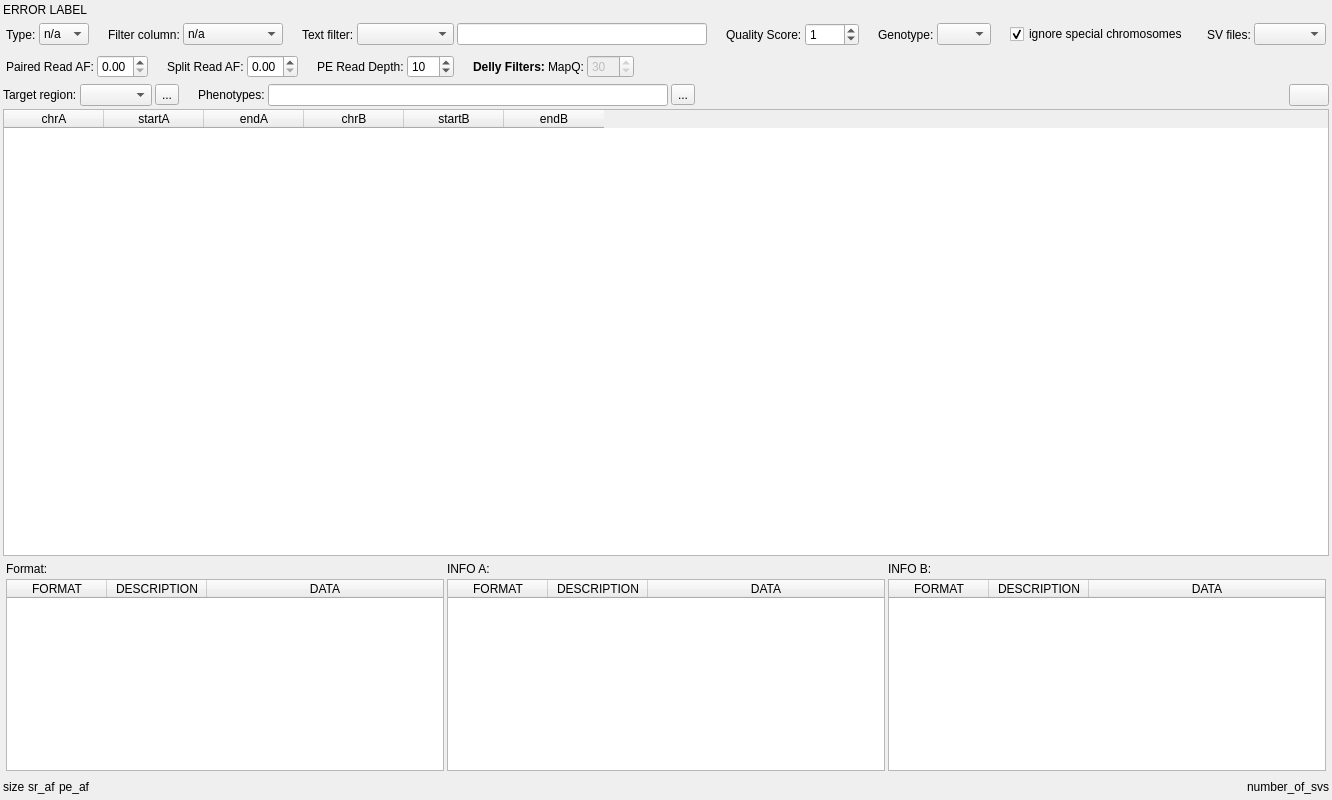
First picture: the form in src/GSvar/SvWidget.ui, repository imgag/ngs-bits, before the edit.
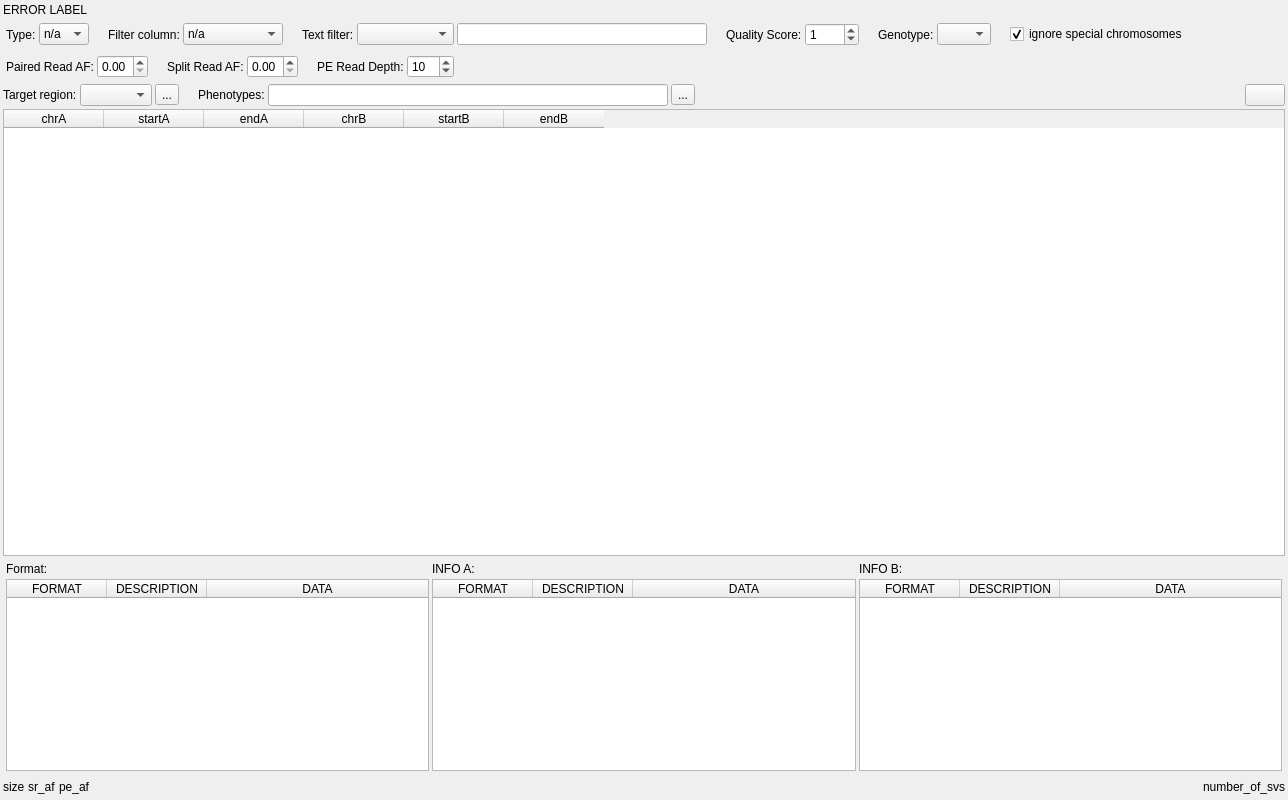
Second picture: the form after the edit. Icons and pictures are not drawn. Custom widgets are drawn as their Qt base class.

Commit message: GSvar: removed support for Delly.

Patch:
```diff
--- a/src/GSvar/SvWidget.ui
+++ b/src/GSvar/SvWidget.ui
@@ -370,22 +370,6 @@
        </property>
       </widget>
      </item>
-     <item>
-      <spacer name="horizontalSpacer_14">
-       <property name="orientation">
-        <enum>Qt::Horizontal</enum>
-       </property>
-       <property name="sizeType">
-        <enum>QSizePolicy::Fixed</enum>
-       </property>
-       <property name="sizeHint" stdset="0">
-        <size>
-         <width>16</width>
-         <height>16</height>
-        </size>
-       </property>
-      </spacer>
-     </item>
      <item>
       <spacer name="horizontalSpacer">
        <property name="orientation">
@@ -402,20 +386,10 @@
        </property>
       </spacer>
      </item>
-     <item>
-      <widget class="QLabel" name="label_7">
-       <property name="text">
-        <string>SV files:</string>
-       </property>
-      </widget>
-     </item>
-     <item>
-      <widget class="QComboBox" name="file_names"/>
-     </item>
     </layout>
    </item>
    <item>
-    <layout class="QHBoxLayout" name="control_panel_2" stretch="0,0,0,0,0,0,0,0,0,0,0,0,0">
+    <layout class="QHBoxLayout" name="control_panel_2" stretch="0,0,0,0,0,0,0,0,0">
      <property name="spacing">
       <number>3</number>
      </property>
@@ -526,55 +500,6 @@
        </property>
       </widget>
      </item>
-     <item>
-      <spacer name="horizontalSpacer_8">
-       <property name="orientation">
-        <enum>Qt::Horizontal</enum>
-       </property>
-       <property name="sizeType">
-        <enum>QSizePolicy::Fixed</enum>
-       </property>
-       <property name="sizeHint" stdset="0">
-        <size>
-         <width>16</width>
-         <height>16</height>
-        </size>
-       </property>
-      </spacer>
-     </item>
-     <item>
-      <widget class="QLabel" name="label_9">
-       <property name="font">
-        <font>
-         <weight>75</weight>
-         <bold>true</bold>
-        </font>
-       </property>
-       <property name="text">
-        <string>Delly Filters:</string>
-       </property>
-      </widget>
-     </item>
-     <item>
-      <widget class="QLabel" name="label_10">
-       <property name="text">
-        <string>MapQ:</string>
-       </property>
-      </widget>
-     </item>
-     <item>
-      <widget class="QSpinBox" name="delly_mapq">
-       <property name="enabled">
-        <bool>false</bool>
-       </property>
-       <property name="maximum">
-        <number>999</number>
-       </property>
-       <property name="value">
-        <number>30</number>
-       </property>
-      </widget>
-     </item>
      <item>
       <spacer name="horizontalSpacer_2">
        <property name="orientation">
```
The commit also changes 4 other files.
